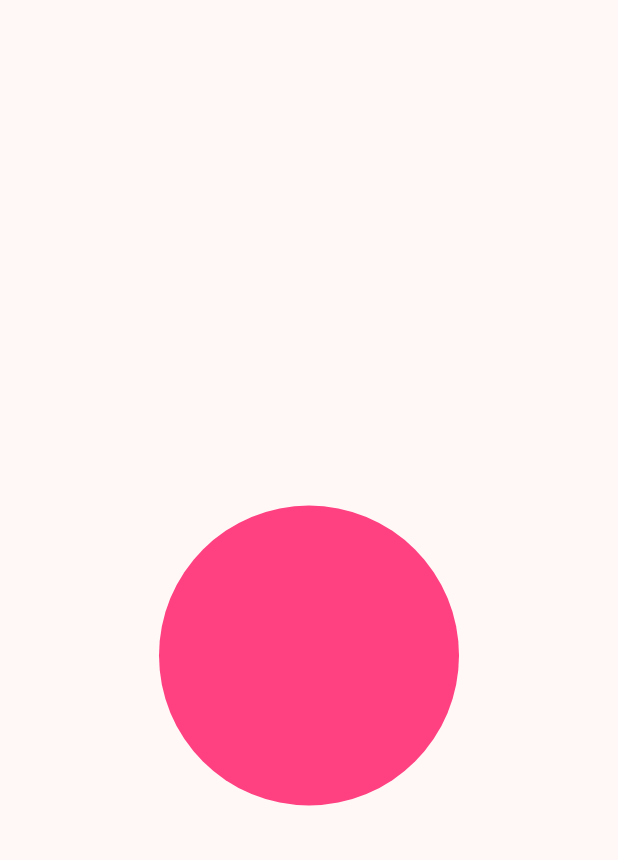
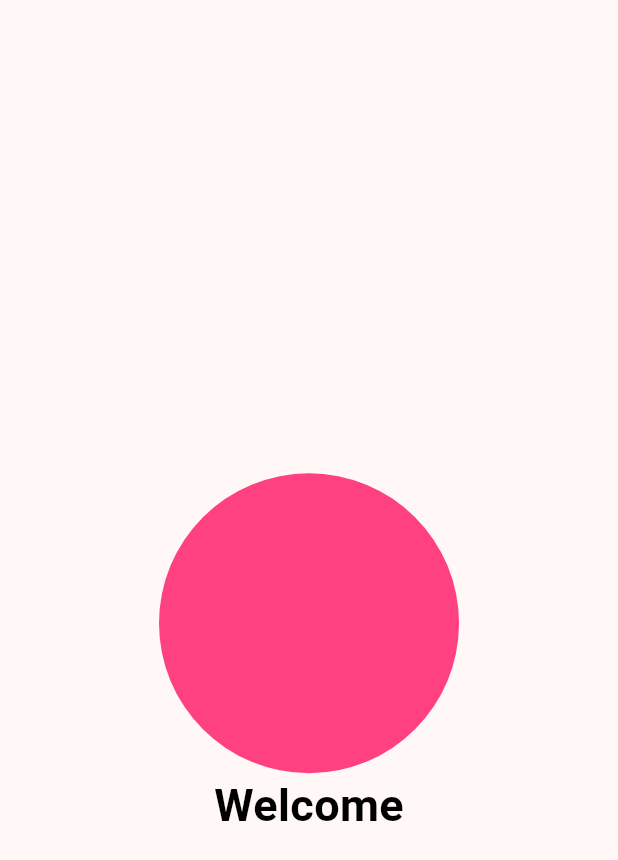
Before and after one commit to GUYwithPTSD/KB1179-1123150135-uts, a Flutter app: the screen it shows after launch, on a phone screen of 412 x 824 dp. Shown: the top 860 px of the screen. Run offline on Flutter 3.47's test engine with Material 3 defaults, Android fonts, the phone set to English and light mode, and no system bars.

Commit message:
headline splashscreen

```diff
--- a/lib/screen/splashscreen1.dart
+++ b/lib/screen/splashscreen1.dart
@@ -19,6 +19,14 @@ class Splashscreen1 extends StatelessWidget {
                 color: Colors.pinkAccent,
               ),
             ),
+            Text(
+              'Welcome',
+              style: TextStyle(
+                fontSize: 30,
+                color: Colors.black,
+                fontWeight: FontWeight.bold,
+              ),
+            ),
           ],
         ),
       ),
```
